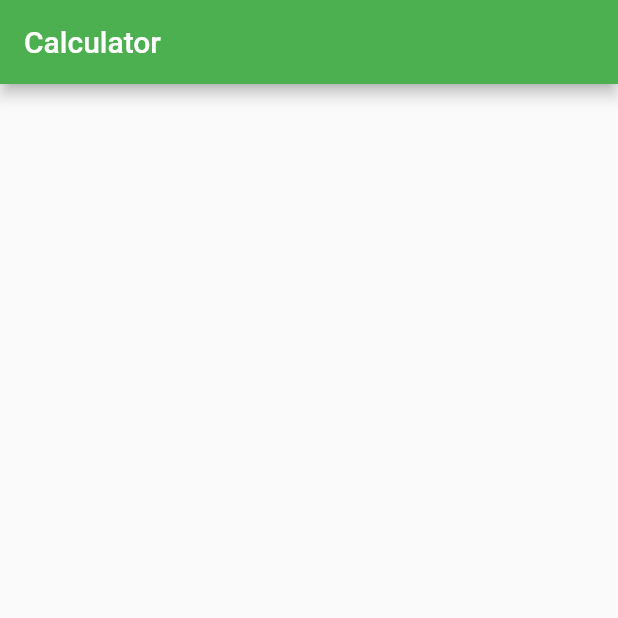
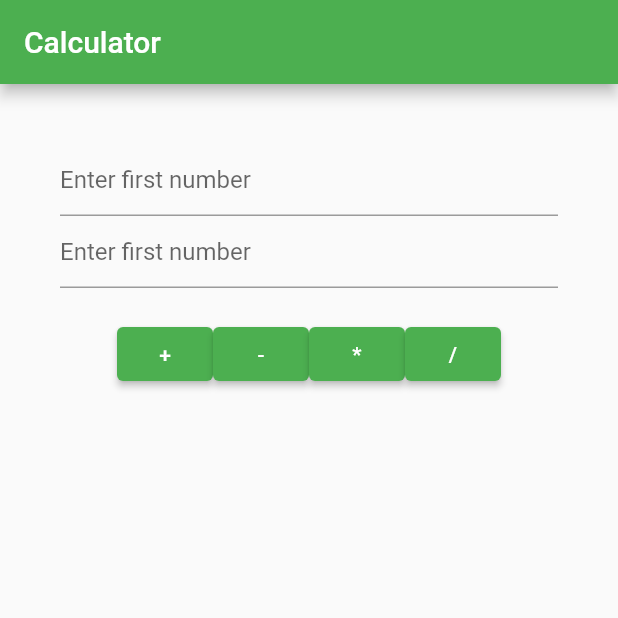
Before and after one commit to rnzid/Calculator_app, a Flutter app: the screen it shows after launch, on a phone screen of 412 x 824 dp, the top half of it. Run offline on Flutter 3.47's test engine with Material 2 defaults, Android fonts, the phone set to English and light mode, and no system bars.

Commit message:
button input field added

```diff
--- a/lib/Home.dart
+++ b/lib/Home.dart
@@ -12,9 +12,35 @@ class _HomePageState extends State<HomePage> {
   Widget build(BuildContext context) {
     return Scaffold(
       appBar: AppBar(
-        title: const Text("Calculator"),
+        title: const Text(
+          "Calculator",
+        ),
       ),
-      body: Container(),
+      body: Container(
+        padding: const EdgeInsets.all(40.0),
+        child: Column(
+          children: <Widget>[
+            const TextField(
+              keyboardType: TextInputType.number,
+              decoration: InputDecoration(hintText: "Enter first number"),
+            ),
+            const TextField(
+              keyboardType: TextInputType.number,
+              decoration: InputDecoration(hintText: "Enter first number"),
+            ),
+            const Padding(padding: EdgeInsets.only(top: 20.0)),
+            Row(
+              mainAxisAlignment: MainAxisAlignment.center,
+              children: <Widget>[
+                ElevatedButton(onPressed: () {}, child: const Text("+")),
+                ElevatedButton(onPressed: () {}, child: const Text("-")),
+                ElevatedButton(onPressed: () {}, child: const Text("*")),
+                ElevatedButton(onPressed: () {}, child: const Text("/"))
+              ],
+            )
+          ],
+        ),
+      ),
     );
   }
 }
```
